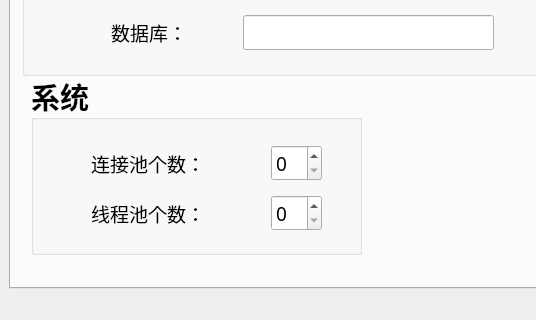
This is res/ui/main_window.ui in zelviner/CardInfo as Qt 5 draws it before an edit; both pictures show x 0 to 536 and y 227 to 547 of the 1073 by 547 pixel window. The edited form follows.
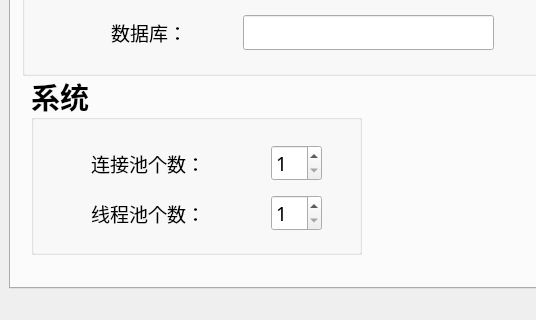
This is the edited form. The open tabs and pages were chosen to show the change.

Commit message: feat(ui): 设置 QSpinBox 的最小值为 1

```diff
--- a/res/ui/main_window.ui
+++ b/res/ui/main_window.ui
@@ -748,6 +748,9 @@
           </item>
           <item>
            <widget class="QSpinBox" name="thread_count_spin_box">
+            <property name="minimum">
+             <number>1</number>
+            </property>
             <property name="font">
              <font>
               <family>微软雅黑</family>
@@ -787,6 +790,9 @@
           </item>
           <item>
            <widget class="QSpinBox" name="connect_count_spin_box">
+            <property name="minimum">
+             <number>1</number>
+            </property>
             <property name="font">
              <font>
               <family>微软雅黑</family>
```
The commit also changes 7 other files.
